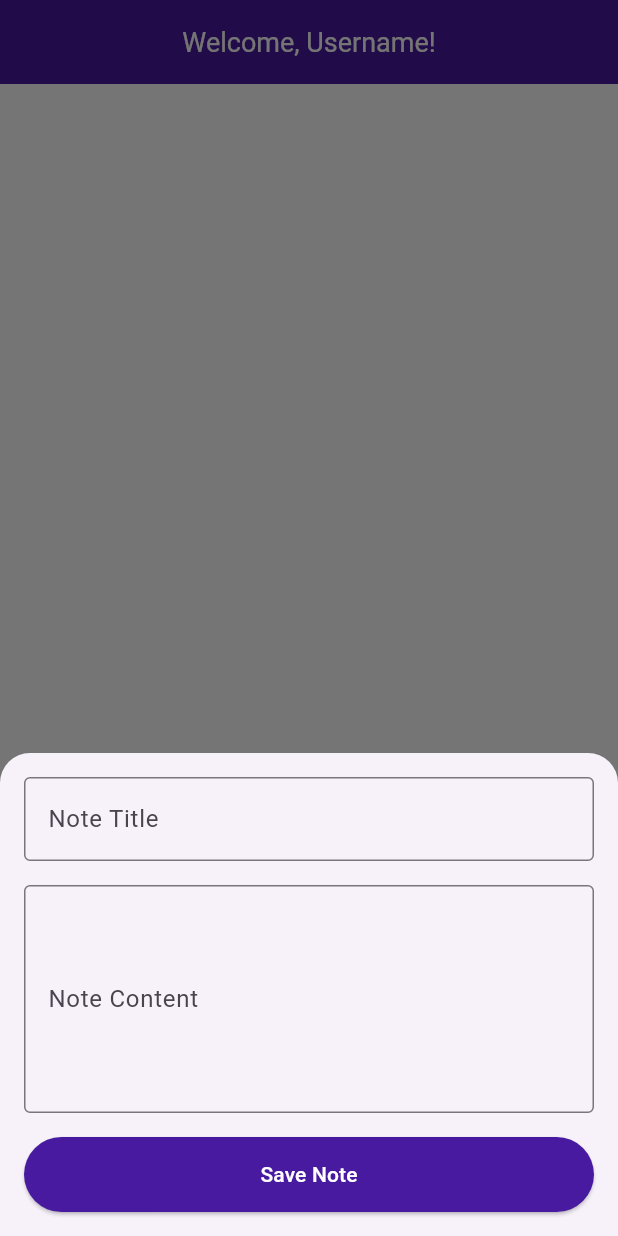
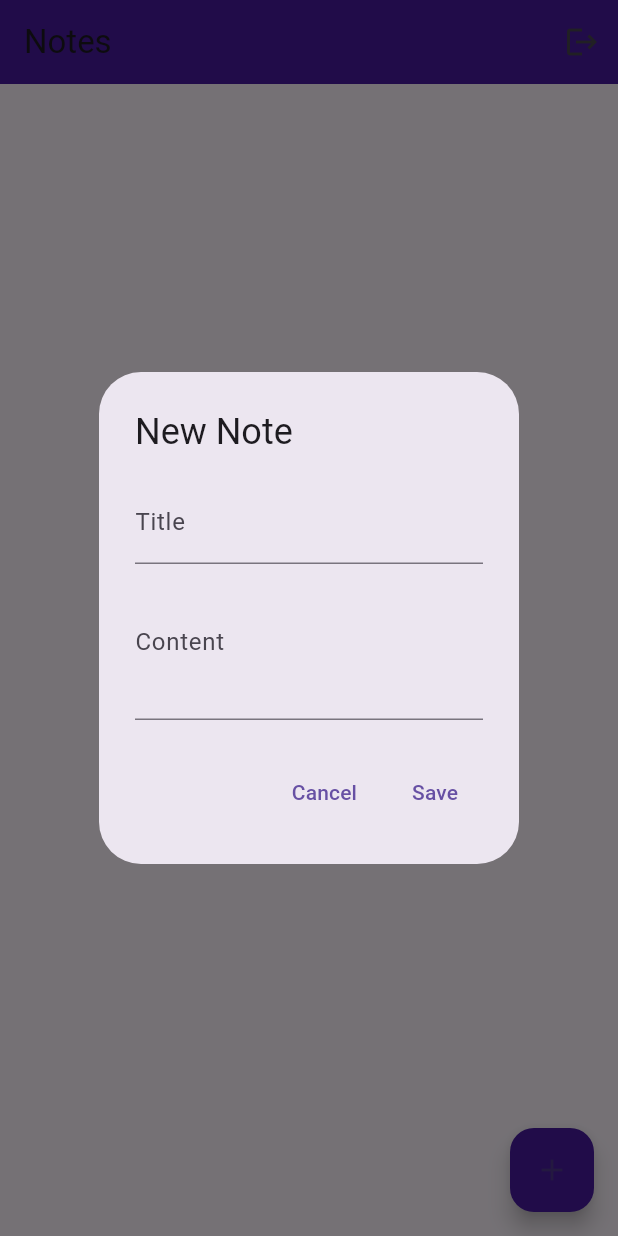
Before and after one commit to keepitfoxy/MyFirstFlutterApp, a Flutter app: the HomeView screen opened directly, after a tap on the "add" icon, on a phone screen of 412 x 824 dp. Run offline on Flutter 3.47's test engine with Material 3 defaults, Android fonts, the phone set to English and light mode, and no system bars; our stand-ins replace shared_preferences, sqflite; accounts and stored records are empty.

```diff
--- a/lib/data/models/note_model.dart
+++ b/lib/data/models/note_model.dart
@@ -0,0 +1,51 @@
+class Note {
+  final int? id;
+  final String title;
+  final String content;
+  final String date;
+  final String userId; // Dodano userId
+
+  Note({
+    this.id,
+    required this.title,
+    required this.content,
+    required this.date,
+    required this.userId, // Dodano w konstruktorze
+  });
+
+  Map<String, dynamic> toMap() {
+    return {
+      'id': id,
+      'title': title,
+      'content': content,
+      'date': date,
+      'userId': userId, // Dodano do mapowania
+    };
+  }
+
+  factory Note.fromMap(Map<String, dynamic> map) {
+    return Note(
+      id: map['id'] as int?,
+      title: map['title'] as String,
+      content: map['content'] as String,
+      date: map['date'] as String,
+      userId: map['userId'] as String, // Dodano do fabryki
+    );
+  }
+
+  Note copyWith({
+    int? id,
+    String? title,
+    String? content,
+    String? date,
+    String? userId,
+  }) {
+    return Note(
+      id: id ?? this.id,
+      title: title ?? this.title,
+      content: content ?? this.content,
+      date: date ?? this.date,
+      userId: userId ?? this.userId,
+    );
+  }
+}
--- a/lib/data/note_database.dart
+++ b/lib/data/note_database.dart
@@ -0,0 +1,68 @@
+import 'package:sqflite/sqflite.dart';
+import 'package:path/path.dart';
+import 'package:lisiecka_aplikacje_mobilne/data/models/note_model.dart';
+
+class NoteDatabase {
+  static final NoteDatabase instance = NoteDatabase._init();
+  static Database? _database;
+
+  NoteDatabase._init();
+
+  // Getter do uzyskania dostępu do bazy danych
+  Future<Database> get database async {
+    if (_database != null) return _database!;
+    _database = await _initDB('notes.db');
+    return _database!;
+  }
+
+  // Inicjalizacja bazy danych
+  Future<Database> _initDB(String filePath) async {
+    final dbPath = await getDatabasesPath();
+    final path = join(dbPath, filePath);
+
+    return await openDatabase(
+      path,
+      version: 1,
+      onCreate: _createDB,
+    );
+  }
+
+  // Tworzenie tabeli w bazie danych
+  Future _createDB(Database db, int version) async {
+    await db.execute('''
+      CREATE TABLE notes (
+        id INTEGER PRIMARY KEY AUTOINCREMENT,
+        title TEXT NOT NULL,
+        content TEXT NOT NULL,
+        date TEXT NOT NULL,
+        userId TEXT NOT NULL
+      )
+    ''');
+  }
+
+  // Tworzenie nowej notatki w bazie danych
+  Future<Note> create(Note note) async {
+    final db = await instance.database;
+    final id = await db.insert('notes', note.toMap());
+    return note.copyWith(id: id); // Zwracamy obiekt z nowym id
+  }
+
+  // Odczytanie wszystkich notatek dla konkretnego użytkownika
+  Future<List<Note>> readNotesByUser(String userId) async {
+    final db = await instance.database;
+    final result = await db.query(
+      'notes',
+      where: 'userId = ?',
+      whereArgs: [userId],
+      orderBy: 'id DESC',
+    );
+
+    return result.map((map) => Note.fromMap(map)).toList();
+  }
+
+  // Zamknięcie bazy danych
+  Future close() async {
+    final db = await instance.database;
+    db.close();
+  }
+}
--- a/lib/main.dart
+++ b/lib/main.dart
@@ -17,7 +17,7 @@ class MyApp extends StatelessWidget {
       theme: ThemeData(
         primarySwatch: Colors.purple,
       ),
-      home: const HomeView(), // Początkowy ekran aplikacji
+      home: const SplashScreen(), // Początkowy ekran aplikacji
     );
   }
 }
--- a/lib/views/home/home_view.dart
+++ b/lib/views/home/home_view.dart
@@ -1,98 +1,141 @@
 import 'package:flutter/material.dart';
+import 'package:lisiecka_aplikacje_mobilne/data/models/note_model.dart'; // Import modelu
+import 'package:lisiecka_aplikacje_mobilne/data/note_database.dart'; // Import bazy danych
 import 'package:lisiecka_aplikacje_mobilne/utils/my_colors.dart';
+import 'package:shared_preferences/shared_preferences.dart'; // Import SharedPreferences
 
-class HomeView extends StatelessWidget {
+class HomeView extends StatefulWidget {
   const HomeView({super.key});
+
+  @override
+  State<HomeView> createState() => _HomeViewState();
+}
+
+class _HomeViewState extends State<HomeView> {
+  List<Note> notes = [];
+  String? userId; // Przechowujemy ID użytkownika
+
+  @override
+  void initState() {
+    super.initState();
+    _loadUserAndNotes();
+  }
+
+  Future<void> _loadUserAndNotes() async {
+    // Odczytaj userId z SharedPreferences
+    final prefs = await SharedPreferences.getInstance();
+    userId = prefs.getString('userId');
+
+    // Jeśli userId jest null, wyloguj użytkownika
+    if (userId == null) {
+      _logout();
+      return;
+    }
+
+    // Załaduj notatki użytkownika
+    final dbNotes = await NoteDatabase.instance.readNotesByUser(userId!);
+    setState(() {
+      notes = dbNotes;
+    });
+  }
+
+  Future<void> _addNote(String title, String content) async {
+    if (userId == null) return; // Nie rób nic, jeśli userId jest null
+    final note = Note(
+      title: title,
+      content: content,
+      date: DateTime.now().toIso8601String(),
+      userId: userId!, // Przypisz userId do notatki
+    );
+    await NoteDatabase.instance.create(note);
+    _loadUserAndNotes();
+  }
+
+  void _logout() async {
+    final prefs = await SharedPreferences.getInstance();
+    await prefs.clear(); // Wyczyszczenie zapisanych danych
+    Navigator.pushReplacementNamed(context, '/login'); // Przekierowanie do ekranu logowania
+  }
 
   @override
   Widget build(BuildContext context) {
     return Scaffold(
-      backgroundColor: MyColors.whiteColor,
       appBar: AppBar(
+        title: const Text('Notes'),
         backgroundColor: MyColors.purpleColor,
-        title: const Text(
-          'Welcome, Username!', // Na razie na sztywno, później dynamicznie
-          style: TextStyle(
-            color: Colors.white,
-            fontSize: 18,
+        actions: [
+          IconButton(
+            onPressed: _logout, // Wylogowanie użytkownika
+            icon: const Icon(Icons.logout),
           ),
-        ),
-        centerTitle: true,
+        ],
       ),
-      body: Padding(
-        padding: const EdgeInsets.all(16.0),
-        child: Column(
-          children: [
-            Expanded(
-              child: ListView.builder(
-                itemCount: 0, // Placeholder, tutaj będą notatki
-                itemBuilder: (context, index) {
-                  // Później zapełnimy notatkami
-                  return const SizedBox();
-                },
-              ),
-            ),
-          ],
-        ),
+      body: notes.isEmpty
+          ? const Center(
+        child: Text('No notes yet'),
+      )
+          : ListView.builder(
+        itemCount: notes.length,
+        itemBuilder: (context, index) {
+          final note = notes[index];
+          return ListTile(
+            title: Text(note.title),
+            subtitle: Text(note.content),
+            trailing: Text(note.date.split('T').first),
+          );
+        },
       ),
       floatingActionButton: FloatingActionButton(
         onPressed: () {
           _showAddNoteDialog(context);
         },
         backgroundColor: MyColors.purpleColor,
-        child: const Icon(Icons.add, color: Colors.white),
+        child: const Icon(Icons.add),
       ),
     );
   }
 
   void _showAddNoteDialog(BuildContext context) {
-    final TextEditingController titleController = TextEditingController();
-    final TextEditingController contentController = TextEditingController();
+    final titleController = TextEditingController();
+    final contentController = TextEditingController();
 
-    showModalBottomSheet(
+    showDialog(
       context: context,
-      shape: const RoundedRectangleBorder(
-        borderRadius: BorderRadius.vertical(top: Radius.circular(20)),
-      ),
       builder: (context) {
-        return Padding(
-          padding: const EdgeInsets.all(16.0),
-          child: Column(
+        return AlertDialog(
+          title: const Text('New Note'),
+          content: Column(
             mainAxisSize: MainAxisSize.min,
             children: [
               TextField(
                 controller: titleController,
-                decoration: const InputDecoration(
-                  labelText: 'Note Title',
-                  border: OutlineInputBorder(),
-                ),
+                decoration: const InputDecoration(labelText: 'Title'),
               ),
-              const SizedBox(height: 16),
               TextField(
                 controller: contentController,
-                decoration: const InputDecoration(
-                  labelText: 'Note Content',
-                  border: OutlineInputBorder(),
-                ),
-                maxLines: 5,
-              ),
-              const SizedBox(height: 16),
-              ElevatedButton(
-                onPressed: () {
-                  // Placeholder: Tu zapiszesz notatkę w bazie
-                  Navigator.pop(context); // Zamknij nakładkę po zapisaniu
-                },
-                style: ElevatedButton.styleFrom(
-                  backgroundColor: MyColors.purpleColor,
-                  minimumSize: const Size(double.infinity, 50),
-                ),
-                child: const Text(
-                  'Save Note',
-                  style: TextStyle(color: Colors.white),
-                ),
+                decoration: const InputDecoration(labelText: 'Content'),
+                maxLines: 3,
               ),
             ],
           ),
+          actions: [
+            TextButton(
+              onPressed: () {
+                Navigator.pop(context);
+              },
+              child: const Text('Cancel'),
+            ),
+            TextButton(
+              onPressed: () {
+                _addNote(
+                  titleController.text,
+                  contentController.text,
+                );
+                Navigator.pop(context);
+              },
+              child: const Text('Save'),
+            ),
+          ],
         );
       },
     );
--- a/pubspec.yaml
+++ b/pubspec.yaml
@@ -15,6 +15,7 @@ dependencies:
     sdk: flutter
   sqflite: ^2.2.5
   path_provider: ^2.0.11
+  shared_preferences: ^2.1.0
 
 
   cupertino_icons: ^1.0.8
```
Also changed, not shown: lib/views/login/login_view.dart (+47 -24 lines), lib/views/splashscreen/splash_screen.dart (+22 -11 lines), lib/views/widgets/basic_text_form_field.dart (+3 -44 lines), pubspec.lock, 7 other files.
